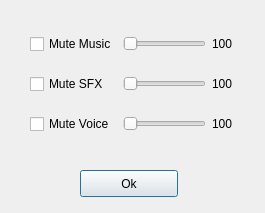
This is src/client/settingswindow.ui in dc2011/td as Qt 5 draws it before an edit. The edited form follows.
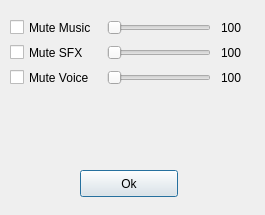
This is the edited form.

Commit message: Updated vol settings menu

Diff of the .ui file:
```diff
--- a/src/client/settingswindow.ui
+++ b/src/client/settingswindow.ui
@@ -7,7 +7,7 @@
     <x>0</x>
     <y>0</y>
     <width>265</width>
-    <height>213</height>
+    <height>215</height>
    </rect>
   </property>
   <property name="windowTitle">
@@ -16,13 +16,28 @@
   <widget class="QWidget" name="gridLayoutWidget">
    <property name="geometry">
     <rect>
-     <x>30</x>
+     <x>10</x>
      <y>20</y>
-     <width>203</width>
-     <height>129</height>
+     <width>241</width>
+     <height>130</height>
     </rect>
    </property>
-   <layout class="QGridLayout" name="gridLayout">
+   <layout class="QGridLayout" name="gridLayout" columnminimumwidth="20,20,30">
+    <property name="sizeConstraint">
+     <enum>QLayout::SetMaximumSize</enum>
+    </property>
+    <property name="topMargin">
+     <number>0</number>
+    </property>
+    <property name="rightMargin">
+     <number>0</number>
+    </property>
+    <property name="bottomMargin">
+     <number>0</number>
+    </property>
+    <property name="spacing">
+     <number>10</number>
+    </property>
     <item row="1" column="0">
      <widget class="QCheckBox" name="sfxCheckBox">
       <property name="text">
@@ -39,6 +54,9 @@
     </item>
     <item row="1" column="1">
      <widget class="QSlider" name="sfxSlider">
+      <property name="maximum">
+       <number>100</number>
+      </property>
       <property name="orientation">
        <enum>Qt::Horizontal</enum>
       </property>
@@ -46,6 +64,9 @@
     </item>
     <item row="2" column="1">
      <widget class="QSlider" name="voiceSlider">
+      <property name="maximum">
+       <number>100</number>
+      </property>
       <property name="orientation">
        <enum>Qt::Horizontal</enum>
       </property>
@@ -60,6 +81,9 @@
     </item>
     <item row="0" column="2">
      <widget class="QLabel" name="musicLabel">
+      <property name="lineWidth">
+       <number>0</number>
+      </property>
       <property name="text">
        <string>100</string>
       </property>
@@ -74,6 +98,9 @@
     </item>
     <item row="2" column="2">
      <widget class="QLabel" name="voiceLabel">
+      <property name="lineWidth">
+       <number>1</number>
+      </property>
       <property name="text">
        <string>100</string>
       </property>
@@ -81,6 +108,9 @@
     </item>
     <item row="0" column="1">
      <widget class="QSlider" name="musicSlider">
+      <property name="maximum">
+       <number>100</number>
+      </property>
       <property name="orientation">
        <enum>Qt::Horizontal</enum>
       </property>
```
Left out of the diff: 5 changed lines with no effect on the pictures. The commit also changes 1 other file.
